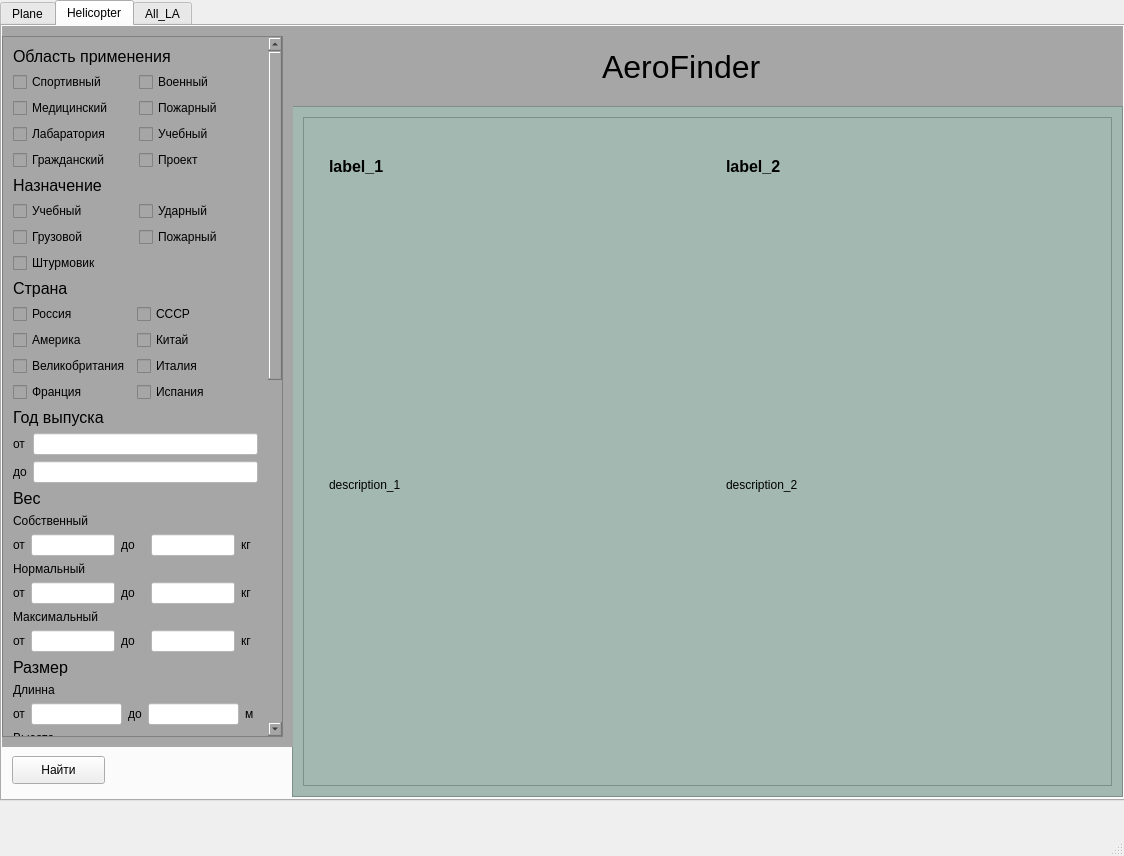
This is ui_designes/ui_design_V_6.ui in MrParkour/AeroFinder as Qt 5 draws it before an edit. The edited form follows.
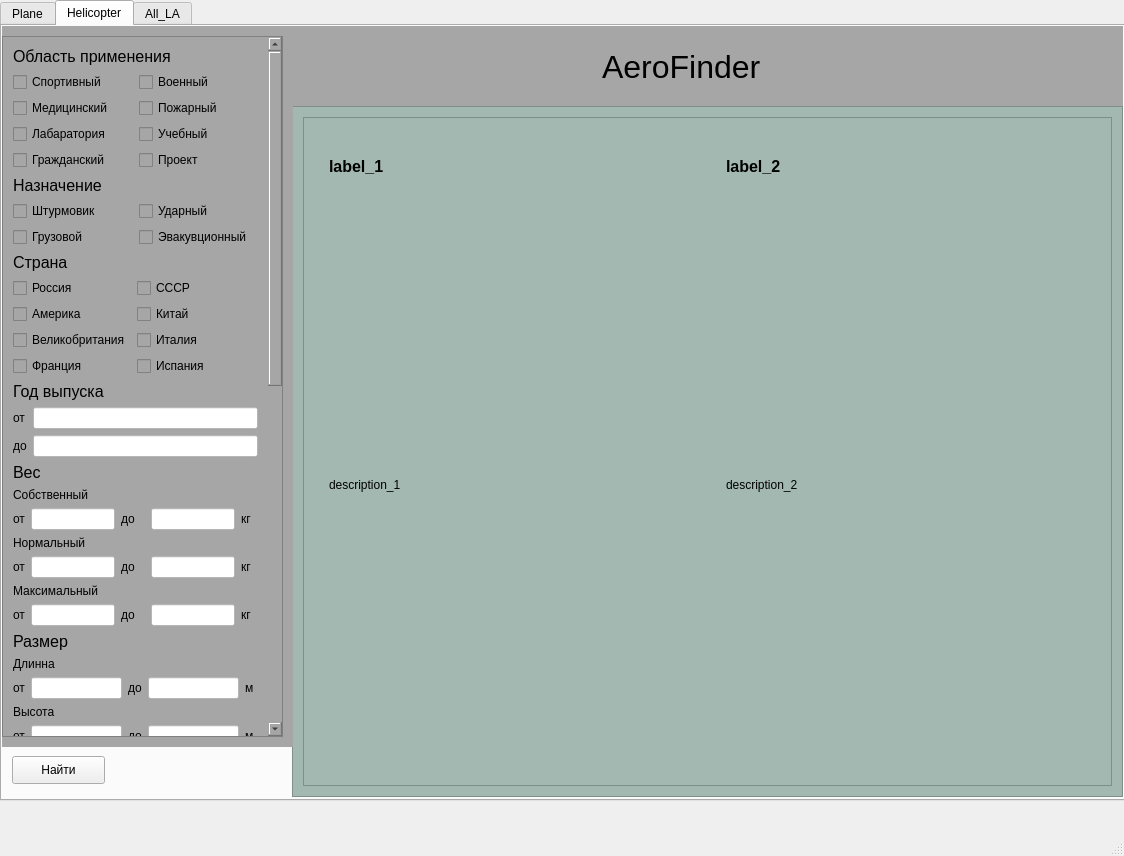
This is the edited form. The open tabs and pages were chosen to show the change.

The edit to the form file:
```diff
--- a/ui_designes/ui_design_V_6.ui
+++ b/ui_designes/ui_design_V_6.ui
@@ -1745,9 +1745,9 @@
           <property name="geometry">
            <rect>
             <x>0</x>
-            <y>-862</y>
+            <y>0</y>
             <width>258</width>
-            <height>1561</height>
+            <height>1534</height>
            </rect>
           </property>
           <layout class="QGridLayout" name="gridLayout_22">
@@ -1768,13 +1768,6 @@
            </property>
            <item row="3" column="0">
             <layout class="QGridLayout" name="gridLayout_naz_H">
-             <item row="0" column="1">
-              <widget class="QCheckBox" name="H_ycheb_2">
-               <property name="text">
-                <string>Учебный</string>
-               </property>
-              </widget>
-             </item>
              <item row="1" column="1">
               <widget class="QCheckBox" name="H_gruz">
                <property name="text">
@@ -1782,13 +1775,6 @@
                </property>
               </widget>
              </item>
-             <item row="2" column="1">
-              <widget class="QCheckBox" name="H_shturm">
-               <property name="text">
-                <string>Штурмовик</string>
-               </property>
-              </widget>
-             </item>
              <item row="0" column="2">
               <widget class="QCheckBox" name="H_ydar">
                <property name="text">
@@ -1799,7 +1785,14 @@
              <item row="1" column="2">
               <widget class="QCheckBox" name="H_paj_2">
                <property name="text">
-                <string>Пожарный</string>
+                <string>Эвакувционный</string>
+               </property>
+              </widget>
+             </item>
+             <item row="0" column="1">
+              <widget class="QCheckBox" name="H_shturm">
+               <property name="text">
+                <string>Штурмовик</string>
                </property>
               </widget>
              </item>
```
Left out of the diff: 2 changed lines with no effect on the pictures.
